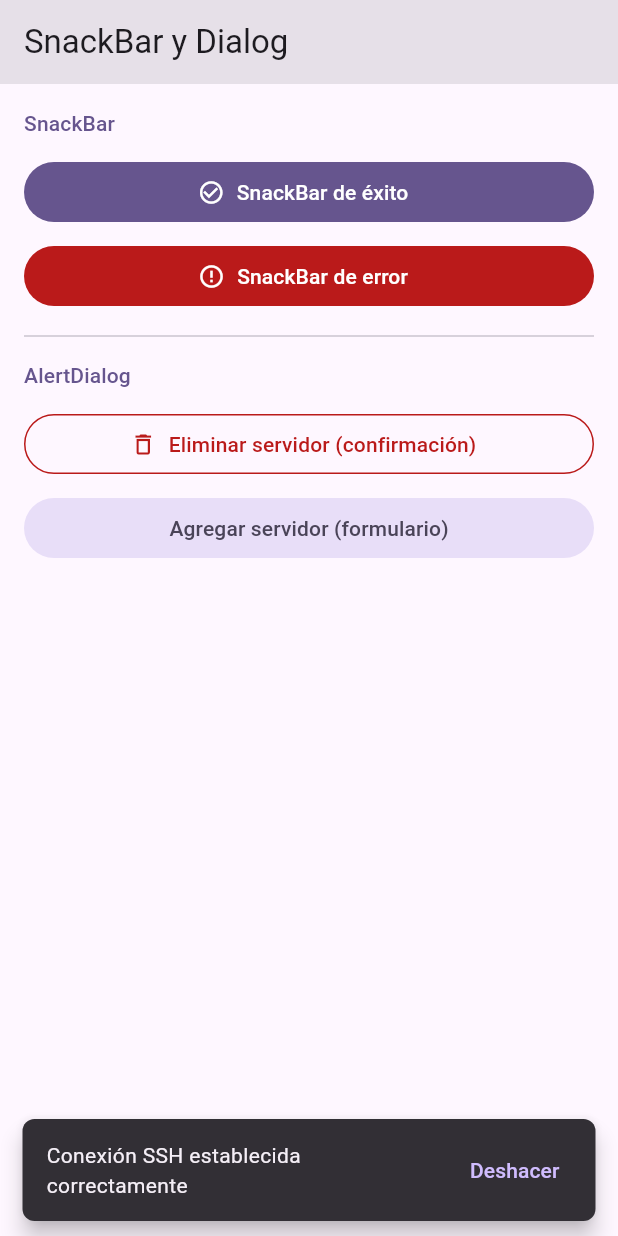
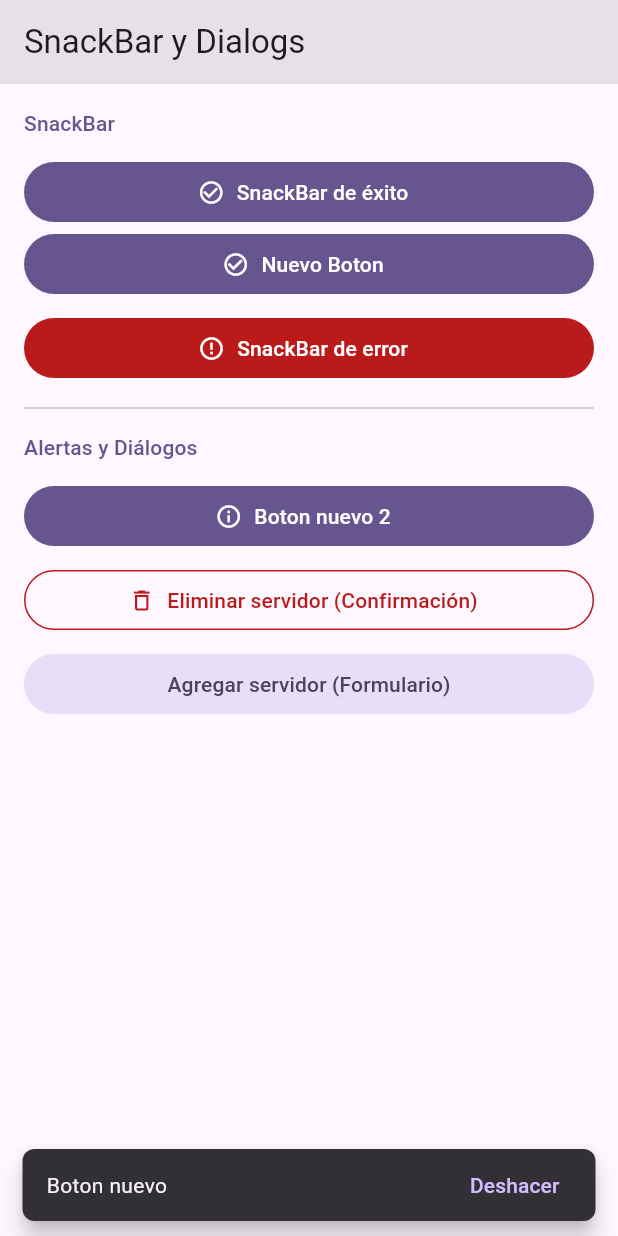
Before and after one commit to SA-1078/programacion_4_manana_colimba, a Flutter app: the screen it shows after launch, after a tap on "SnackBar de éxito", on a phone screen of 412 x 824 dp. Run offline on Flutter 3.47's test engine with Material 3 defaults, Android fonts, the phone set to English and light mode, and no system bars.

Commit message:
Clase Martes 23 Junio 2026, Modulo8_material3

```diff
--- a/Modulo_3/flutter/modulo08_material3/lib/screens/pantalla_dialogs.dart
+++ b/Modulo_3/flutter/modulo08_material3/lib/screens/pantalla_dialogs.dart
@@ -4,32 +4,78 @@ import 'package:flutter/material.dart';
 class PantallaDialogs extends StatelessWidget {
   const PantallaDialogs({super.key});
 
+  // ── MÉTODOS DE SNACKBAR ──────────────────────────────────────────
   void _mostrarSnackBar(BuildContext context, {bool esError = false}) {
     ScaffoldMessenger.of(context).showSnackBar(
       SnackBar(
         content: Text(esError
             ? 'Error: no se pudo conectar al servidor'
-            : 'Conexión SSH establecida correctamente'),
-        backgroundColor: esError
-            ? Theme.of(context).colorScheme.error
-            : null,
+            : 'Boton nuevo'),
+        backgroundColor: esError ? Theme.of(context).colorScheme.error : null,
         action: SnackBarAction(
-          label:    'Deshacer',
+          label: 'Deshacer',
           onPressed: () {},
         ),
-        behavior:  SnackBarBehavior.floating,
-        shape:     RoundedRectangleBorder(borderRadius: BorderRadius.circular(8)),
-        duration:  const Duration(seconds: 3),
+        behavior: SnackBarBehavior.floating,
+        shape: RoundedRectangleBorder(borderRadius: BorderRadius.circular(8)),
+        duration: const Duration(seconds: 3),
       ),
     );
   }
 
+
+
+  // ── MÉTODOS DE ALERTAS Y DIÁLOGOS ─────────────────────────────────
+
+  // Alerta Informativa Simple
+  void _mostrarAlertaInformativa(BuildContext context) {
+    showDialog<void>(
+      context: context,
+      builder: (ctx) => AlertDialog(
+        icon: const Icon(Icons.info_outline, color: Colors.blue, size: 32),
+        title: const Text('Actualización del Sistema'),
+        content: const Text(
+          'Se ha programado un mantenimiento para las 02:00 AM. '
+          'Por favor, guarde todos sus cambios antes de esa hora.',
+        ),
+        actions: [
+          TextButton(
+            onPressed: () => Navigator.pop(ctx),
+            child: const Text('Entendido'),
+          ),
+        ],
+      ),
+    );
+  }
+
+   void _mostrarAlertaBotonDos(BuildContext context) {
+    showDialog<void>(
+      context: context,
+      builder: (ctx) => AlertDialog(
+        icon: const Icon(Icons.info_outline, color: Color.fromARGB(255, 119, 39, 19), size: 32),
+        title: const Text('Nuevo boton implementado'),
+        content: const Text(
+          'click en el boton nuevo '
+          'Por favor, guarde todos sus cambios',
+        ),
+        actions: [
+          TextButton(
+            onPressed: () => Navigator.pop(ctx),
+            child: const Text('Entendido'),
+          ),
+        ],
+      ),
+    );
+  }
+
+
+  // Alerta de Confirmación (Eliminar)
   Future<void> _mostrarConfirmacion(BuildContext context) async {
     final confirmar = await showDialog<bool>(
       context: context,
       builder: (ctx) => AlertDialog(
-        icon:    const Icon(Icons.warning_amber, color: Colors.orange),
-        title:   const Text('Eliminar servidor'),
+        icon: const Icon(Icons.warning_amber, color: Colors.orange, size: 32),
+        title: const Text('Eliminar servidor'),
         content: const Text(
           '¿Estás seguro de que deseas eliminar prod-web-01?\n'
           'Esta acción no se puede deshacer.',
@@ -37,7 +83,7 @@ class PantallaDialogs extends StatelessWidget {
         actions: [
           TextButton(
             onPressed: () => Navigator.pop(ctx, false),
-            child:     const Text('Cancelar'),
+            child: const Text('Cancelar'),
           ),
           FilledButton(
             style: FilledButton.styleFrom(
@@ -50,7 +96,6 @@ class PantallaDialogs extends StatelessWidget {
       ),
     );
 
-    // Verificar que el widget sigue montado antes de usar el contexto
     if (!context.mounted) return;
 
     if (confirmar == true) {
@@ -60,10 +105,11 @@ class PantallaDialogs extends StatelessWidget {
     }
   }
 
+  // Diálogo con Formulario
   Future<void> _mostrarFormulario(BuildContext context) async {
     final formKey = GlobalKey<FormState>();
     final ctrlNombre = TextEditingController();
-    final ctrlIp     = TextEditingController();
+    final ctrlIp = TextEditingController();
 
     await showDialog<void>(
       context: context,
@@ -75,24 +121,18 @@ class PantallaDialogs extends StatelessWidget {
             mainAxisSize: MainAxisSize.min,
             children: [
               TextFormField(
-                controller:  ctrlNombre,
-                decoration:  const InputDecoration(labelText: 'Nombre'),
-                validator:   (v) => v == null || v.isEmpty ? 'Campo requerido' : null,
+                controller: ctrlNombre,
+                decoration: const InputDecoration(labelText: 'Nombre'),
+                validator: (v) => v == null || v.isEmpty ? 'Campo requerido' : null,
               ),
               const SizedBox(height: 8),
               TextFormField(
                 controller: ctrlIp,
                 decoration: const InputDecoration(labelText: 'Dirección IP'),
-                validator:  (v) {
+                validator: (v) {
                   if (v == null || v.isEmpty) return 'Campo requerido';
                   final partes = v.split('.');
                   if (partes.length != 4) return 'Formato: 192.168.1.1';
-                  for (final parte in partes) {
-                    final valor = int.tryParse(parte);
-                    if (valor == null || valor < 0 || valor > 255) {
-                      return 'Formato: 192.168.1.1';
-                    }
-                  }
                   return null;
                 },
               ),
@@ -102,7 +142,7 @@ class PantallaDialogs extends StatelessWidget {
         actions: [
           TextButton(
             onPressed: () => Navigator.pop(ctx),
-            child:     const Text('Cancelar'),
+            child: const Text('Cancelar'),
           ),
           FilledButton(
             onPressed: () {
@@ -124,27 +164,32 @@ class PantallaDialogs extends StatelessWidget {
     }
   }
 
+  // ── DISEÑO DE LA PANTALLA (BUILD) ─────────────────────────────────
   @override
   Widget build(BuildContext context) {
-    final cs   = Theme.of(context).colorScheme;
+    final cs = Theme.of(context).colorScheme;
     final text = Theme.of(context).textTheme;
 
     return Scaffold(
       appBar: AppBar(
-        title:           const Text('SnackBar y Dialog'),
+        title: const Text('SnackBar y Dialogs'),
         backgroundColor: cs.surfaceContainerHighest,
       ),
       body: ListView(
         padding: const EdgeInsets.all(16),
         children: [
-
-          // ── SnackBar ──────────────────────────────────────────────
+          // ── Sección SnackBar ──────────────────────────────────────
           Text('SnackBar', style: text.labelLarge?.copyWith(color: cs.primary)),
           const SizedBox(height: 12),
           FilledButton.icon(
             onPressed: () => _mostrarSnackBar(context),
-            icon:  const Icon(Icons.check_circle_outline),
+            icon: const Icon(Icons.check_circle_outline),
             label: const Text('SnackBar de éxito'),
+          ),
+          FilledButton.icon(
+            onPressed: () => _mostrarSnackBar(context),
+            icon: const Icon(Icons.check_circle_outline),
+            label: const Text('Nuevo Boton'),
           ),
           const SizedBox(height: 8),
           FilledButton.icon(
@@ -153,28 +198,40 @@ class PantallaDialogs extends StatelessWidget {
               foregroundColor: cs.onError,
             ),
             onPressed: () => _mostrarSnackBar(context, esError: true),
-            icon:  const Icon(Icons.error_outline),
+            icon: const Icon(Icons.error_outline),
             label: const Text('SnackBar de error'),
           ),
 
           const Divider(height: 32),
 
-          // ── AlertDialog ───────────────────────────────────────────
-          Text('AlertDialog', style: text.labelLarge?.copyWith(color: cs.primary)),
+          // ── Sección AlertDialog / Alertas ──────────────────────────
+          Text('Alertas y Diálogos', style: text.labelLarge?.copyWith(color: cs.primary)),
           const SizedBox(height: 12),
+
+          // Nueva Alerta Informativa
+          FilledButton.icon(
+            onPressed: () => _mostrarAlertaBotonDos(context),
+            icon: const Icon(Icons.info_outline),
+            label: const Text('Boton nuevo 2'),
+          ),
+          const SizedBox(height: 8),
+
+          // Alerta de Confirmación
           OutlinedButton.icon(
             style: OutlinedButton.styleFrom(
               foregroundColor: cs.error,
               side: BorderSide(color: cs.error),
             ),
             onPressed: () => _mostrarConfirmacion(context),
-            icon:  const Icon(Icons.delete_outline),
-            label: const Text('Eliminar servidor (confirmación)'),
+            icon: const Icon(Icons.delete_outline),
+            label: const Text('Eliminar servidor (Confirmación)'),
           ),
           const SizedBox(height: 8),
+
+          // Diálogo con Formulario
           FilledButton.tonal(
             onPressed: () => _mostrarFormulario(context),
-            child: const Text('Agregar servidor (formulario)'),
+            child: const Text('Agregar servidor (Formulario)'),
           ),
         ],
       ),
```
